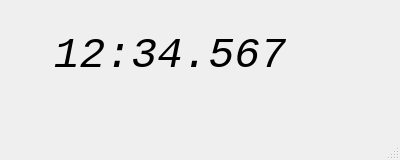
Above: mainwindow.ui from RandySage/QtClock before the change. Below: the same form after it.
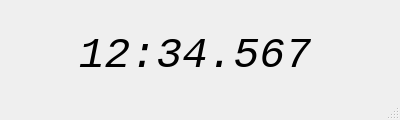
That is the form after the change.

Commit message: Update frequency and adjust window

What changed in the file:
```diff
--- a/mainwindow.ui
+++ b/mainwindow.ui
@@ -7,19 +7,19 @@
     <x>0</x>
     <y>0</y>
     <width>400</width>
-    <height>160</height>
+    <height>120</height>
    </rect>
   </property>
   <property name="minimumSize">
    <size>
     <width>400</width>
-    <height>160</height>
+    <height>110</height>
    </size>
   </property>
   <property name="maximumSize">
    <size>
     <width>400</width>
-    <height>160</height>
+    <height>120</height>
    </size>
   </property>
   <property name="windowTitle">
@@ -31,7 +31,7 @@
      <rect>
       <x>20</x>
       <y>20</y>
-      <width>300</width>
+      <width>350</width>
       <height>70</height>
      </rect>
     </property>
```
The commit also changes 1 other file.
